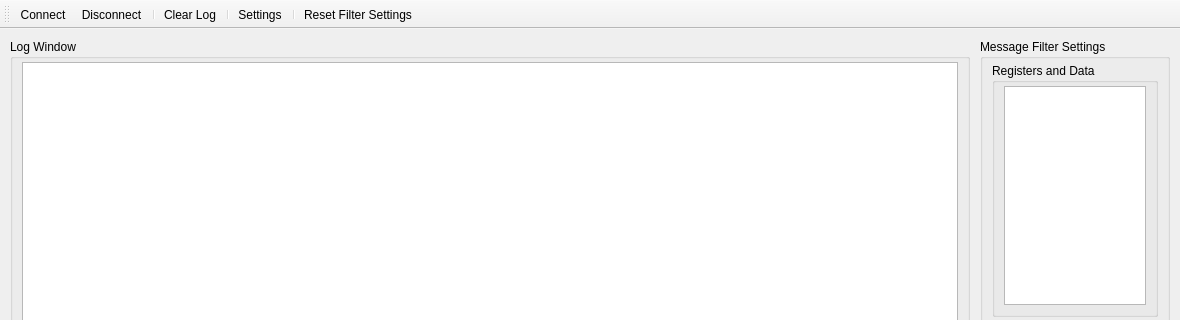
Old version of the form src/main/main_window.ui in the repository Clever0ne/CannabusControl; both pictures show x 0 to 1180 and y 0 to 320 of the 1180 by 800 pixel window.
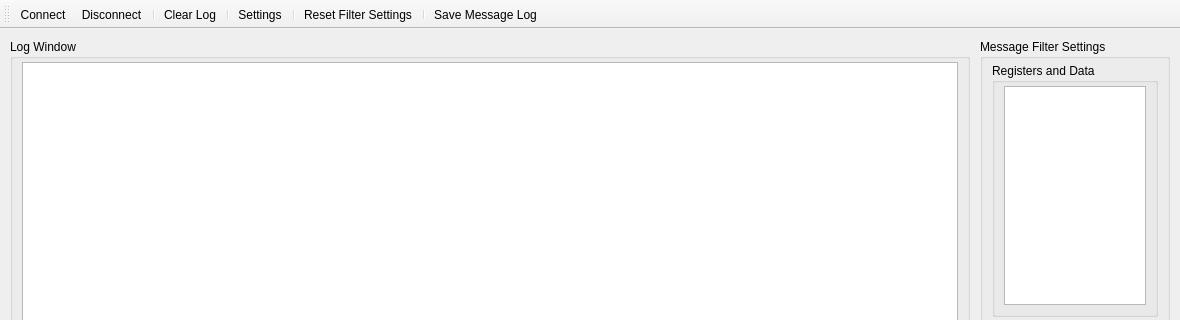
New version of the form. Icons and pictures are not drawn. Custom widgets are drawn as their Qt base class.

Commit message: Дошли руки сделать сохранение лога в формате .csv

```diff
--- a/src/main/main_window.ui
+++ b/src/main/main_window.ui
@@ -530,6 +530,8 @@
    <addaction name="actionSettings"/>
    <addaction name="separator"/>
    <addaction name="actionResetFilterSettings"/>
+   <addaction name="separator"/>
+   <addaction name="actionSaveLog"/>
   </widget>
   <action name="actionConnect">
    <property name="icon">
@@ -594,6 +596,18 @@
     <string>Reset Message Filter Settings to default</string>
    </property>
   </action>
+  <action name="actionSaveLog">
+   <property name="icon">
+    <iconset resource="../images/images.qrc">
+     <normaloff>:/save_log.png</normaloff>:/save_log.png</iconset>
+   </property>
+   <property name="text">
+    <string>Save Message Log</string>
+   </property>
+   <property name="toolTip">
+    <string>Save Message Log in .csv-file</string>
+   </property>
+  </action>
  </widget>
  <customwidgets>
   <customwidget>
```
The commit also changes 4 other files.
